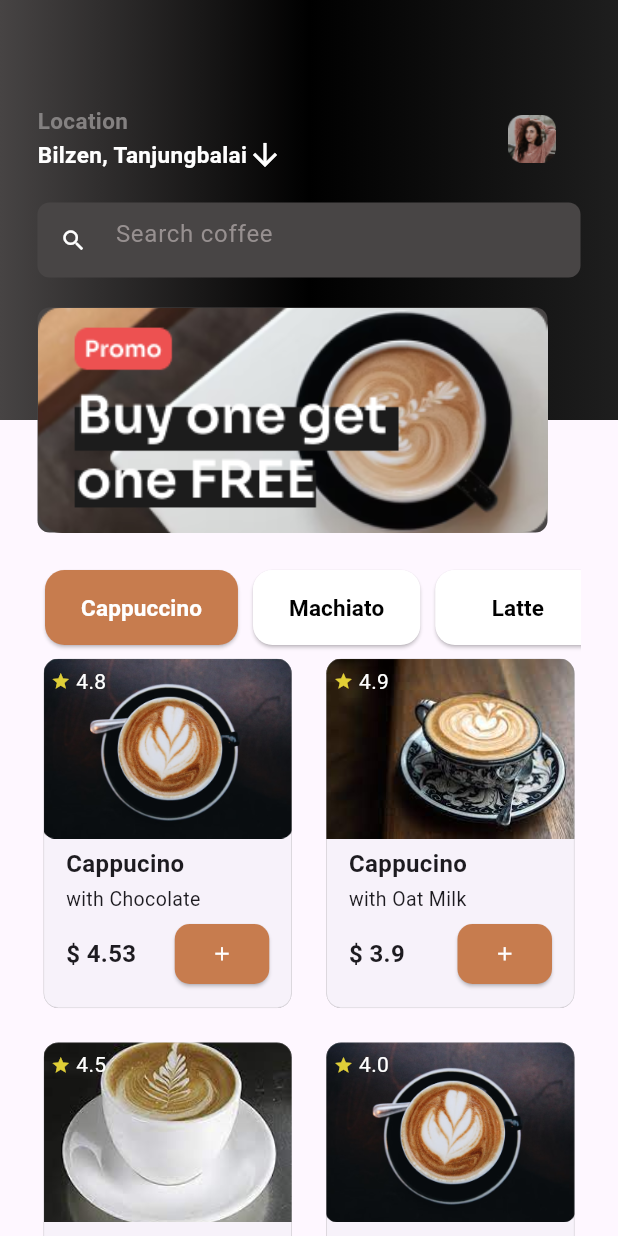
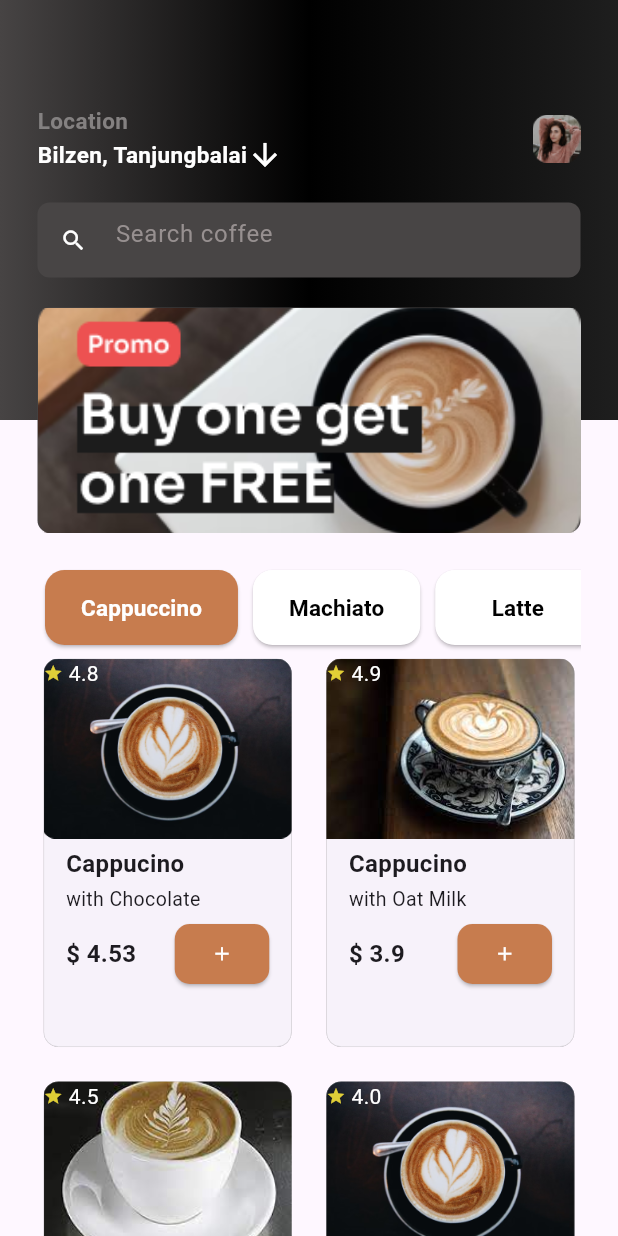
Before and after one commit to Asluf/coffee, a Flutter app: the Home screen opened directly, on a phone screen of 412 x 824 dp. Run offline on Flutter 3.47's test engine with Material 3 defaults, Android fonts, the phone set to English and light mode, and no system bars; our stand-ins replace device_preview, iconly, sliding_up_panel; Roboto replaces fonts that are missing (Calibri).

Commit message:
small chnages in alignment

```diff
--- a/lib/screens/Home.dart
+++ b/lib/screens/Home.dart
@@ -1,3 +1,4 @@
+import 'package:coffee/screens/ItemDetail.dart';
 import 'package:flutter/material.dart';
 
 class Home extends StatefulWidget {
@@ -10,6 +11,8 @@ class Home extends StatefulWidget {
 class _Home1State extends State<Home> {
   @override
   Widget build(BuildContext context) {
+    double screenWidth = MediaQuery.of(context).size.width;
+
     return Scaffold(
       body: SingleChildScrollView(
         child: Stack(
@@ -66,7 +69,7 @@ class _Home1State extends State<Home> {
                             ),
                           ],
                         ),
-                        const SizedBox(width: 150),
+                        const Spacer(),
                         Column(
                             crossAxisAlignment: CrossAxisAlignment.end,
                             children: [
@@ -124,7 +127,7 @@ class _Home1State extends State<Home> {
                             child: Row(children: [
                               Container(
                                 height: 150,
-                                width: 340,
+                                width: screenWidth - 50,
                                 decoration: BoxDecoration(
                                   color: const Color.fromARGB(255, 72, 69, 69),
                                   borderRadius: BorderRadius.circular(8),
@@ -157,18 +160,18 @@ class _Home1State extends State<Home> {
                         crossAxisCount: 2,
                         crossAxisSpacing: 15,
                         mainAxisSpacing: 15,
-                        childAspectRatio: 0.72,
+                        childAspectRatio: 0.65,
                       ),
                       itemCount: ProductList.length,
                       itemBuilder: (BuildContext context, int index) {
                         // returning the cart
                         return GestureDetector(
                           onTap: () {
-                            // Navigator.push(
-                            //   context,
-                            //   MaterialPageRoute(
-                            //       builder: (context) => ReviewProposal(proposalList: proposalList)),
-                            // );
+                            Navigator.push(
+                              context,
+                              MaterialPageRoute(
+                                  builder: (context) => const ItemDetail()),
+                            );
                           },
                           child: Card(
                             clipBehavior: Clip.antiAlias, //clip the edges
@@ -187,9 +190,9 @@ class _Home1State extends State<Home> {
                                 // image
                                 Stack(children: [
                                   GestureDetector(
-                                    onTap: () {
-                                      Navigator.pushNamed(context, '/detail');
-                                    },
+                                    // onTap: () {
+                                    //   Navigator.pushNamed(context, '/detail');
+                                    // },
                                     child: Container(
                                       height: 120,
                                       alignment: Alignment.topRight,
@@ -203,9 +206,7 @@ class _Home1State extends State<Home> {
                                       )),
                                     ),
                                   ),
-                                  Padding(
-                                    padding: const EdgeInsets.all(5.0),
-                                    child: Positioned(
+                                  Positioned(
                                     child: Row(
                                       children: [
                                         const Icon(Icons.star,
@@ -220,7 +221,6 @@ class _Home1State extends State<Home> {
                                       ],
                                     ),
                                   ),
-                                  )
                                 ]),
                                 Padding(
                                   padding:
--- a/lib/screens/delivery.dart
+++ b/lib/screens/delivery.dart
@@ -17,7 +17,7 @@ class _DeliveryState extends State<Delivery> {
     return Scaffold(
       body: SlidingUpPanel(
         minHeight: hei * 0.2,
-        maxHeight: hei * 0.45,
+        maxHeight: hei * 0.49,
         // parallaxEnabled: true,
         // parallaxOffset: 0.5,
         borderRadius: const BorderRadius.vertical(top: Radius.circular(18)),
--- a/lib/screens/home_screen.dart
+++ b/lib/screens/home_screen.dart
@@ -12,6 +12,7 @@ class _HomeScreenState extends State<HomeScreen> {
   @override
   Widget build(BuildContext context) {
     final double scrWidth = MediaQuery.of(context).size.width;
+    final double scrHeight = MediaQuery.of(context).size.height;
     return Scaffold(
       body: Stack(
         children: [
@@ -25,7 +26,7 @@ class _HomeScreenState extends State<HomeScreen> {
             fit: BoxFit.cover,
           ),
           Positioned.fill(
-            top: 525,
+            top: scrHeight * 0.56,
             child: Center(
               child: Column(
                 crossAxisAlignment: CrossAxisAlignment.center,
@@ -61,6 +62,7 @@ class _HomeScreenState extends State<HomeScreen> {
                       )
                     ],
                   ),
+                  Spacer(),
                   Row(
                     mainAxisAlignment: MainAxisAlignment.center,
                     children: [
@@ -87,7 +89,7 @@ class _HomeScreenState extends State<HomeScreen> {
                     mainAxisAlignment: MainAxisAlignment.center,
                     children: [
                       Container(
-                        margin: const EdgeInsets.fromLTRB(20, 0, 20, 20),
+                        margin: const EdgeInsets.fromLTRB(20, 0, 20, 30),
                         child: ElevatedButton(
                           style: ButtonStyle(
                             backgroundColor: const MaterialStatePropertyAll(
```
Also changed, not shown: lib/main.dart (+5 -4 lines), lib/screens/Dashboard.dart (+10 -8 lines), lib/screens/ItemDetail.dart (+39 -34 lines), lib/screens/order.dart (+21 -13 lines). Lines whose indentation alone changed are shown as unchanged.
